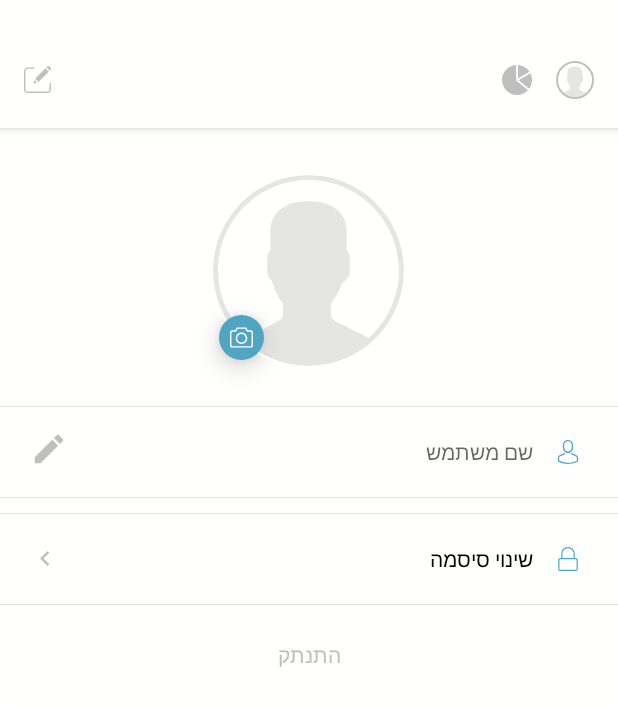
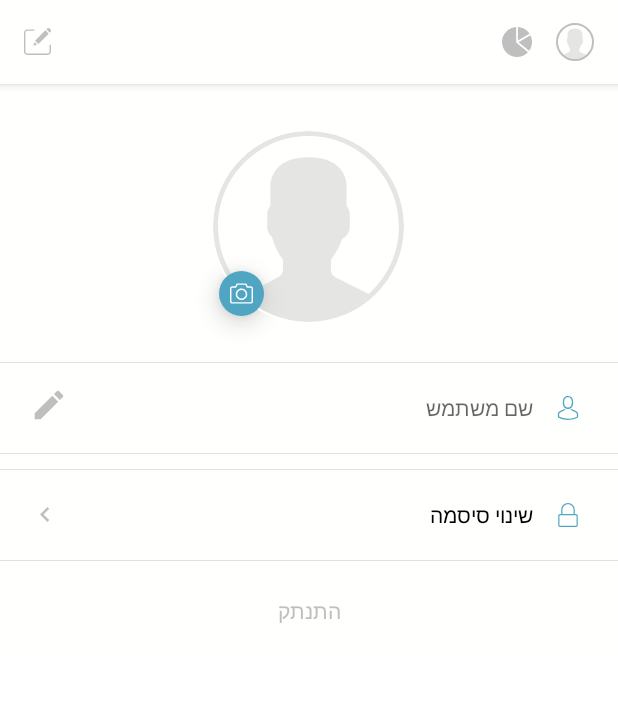
Before and after one commit to AdvaBitan21/IsraeliHope, an Android app: the screen it shows after launch once a user with an empty profile is signed in (MainActivity), after a tap on an icon or button, on a phone screen of 412 x 824 dp. Shown: the top 706 px of the screen. Run offline under Robolectric (Android 15) with nearby library versions, the phone set to English and light mode, and no system bars; our stand-ins replace CircleImageView, Firebase (no records; nobody signed in at launch, a user with empty details on screens opened directly); 3 statements that could not run were skipped.

Commit message:
sababa amen

```diff
--- a/app/src/main/java/com/technion/android/israelihope/Dialogs/AddContentToChatDialog.java
+++ b/app/src/main/java/com/technion/android/israelihope/Dialogs/AddContentToChatDialog.java
@@ -1,10 +1,8 @@
 package com.technion.android.israelihope.Dialogs;
 
 import android.content.Intent;
-import android.os.Build;
 import android.os.Bundle;
 import android.view.View;
-import android.view.WindowManager;
 import android.view.animation.Animation;
 import android.view.animation.AnimationUtils;
 
@@ -27,8 +25,7 @@ public class AddContentToChatDialog extends AppCompatActivity {
         super.onCreate(savedInstanceState);
         setContentView(R.layout.dialog_add_content_to_chat);
 
-        if (Build.VERSION.SDK_INT >= Build.VERSION_CODES.KITKAT)
-            getWindow().setFlags(WindowManager.LayoutParams.FLAG_LAYOUT_NO_LIMITS, WindowManager.LayoutParams.FLAG_LAYOUT_NO_LIMITS);
+        Utils.setTransparentStatusBar(this);
 
         setupAnimations();
         initCancelButton();
--- a/app/src/main/java/com/technion/android/israelihope/LoginActivity.java
+++ b/app/src/main/java/com/technion/android/israelihope/LoginActivity.java
@@ -41,9 +41,7 @@ public class LoginActivity extends AppCompatActivity {
         super.onCreate(savedInstanceState);
         setContentView(R.layout.activity_login);
 
-        // Make status bar transparent
-        //getWindow().setFlags(WindowManager.LayoutParams.FLAG_LAYOUT_NO_LIMITS, WindowManager.LayoutParams.FLAG_LAYOUT_NO_LIMITS);
-        setTransparentStatusBarOnly();
+        Utils.setTransparentStatusBar(this);
 
         FirebaseApp.initializeApp(this);
         mAuth = FirebaseAuth.getInstance();
@@ -57,13 +55,7 @@ public class LoginActivity extends AppCompatActivity {
         initLoginBtn();
     }
 
-    private void setTransparentStatusBarOnly() {
-        getWindow().addFlags(WindowManager.LayoutParams.FLAG_DRAWS_SYSTEM_BAR_BACKGROUNDS);
-        getWindow().clearFlags(WindowManager.LayoutParams.FLAG_TRANSLUCENT_STATUS);
-        getWindow().setStatusBarColor(Color.TRANSPARENT);
-        // this lines ensure only the status-bar to become transparent without affecting the nav-bar
-        getWindow().getDecorView().setSystemUiVisibility(View.SYSTEM_UI_FLAG_LAYOUT_STABLE | View.SYSTEM_UI_FLAG_LAYOUT_FULLSCREEN);
-    }
+
 
     private void setUpSignUpBtn() {
 
--- a/app/src/main/java/com/technion/android/israelihope/MainActivity.java
+++ b/app/src/main/java/com/technion/android/israelihope/MainActivity.java
@@ -21,6 +21,7 @@ import com.technion.android.israelihope.Objects.User;
 import androidx.annotation.NonNull;
 import androidx.annotation.Nullable;
 import androidx.appcompat.app.AppCompatActivity;
+import androidx.core.content.ContextCompat;
 import androidx.fragment.app.Fragment;
 import de.hdodenhof.circleimageview.CircleImageView;
 
@@ -37,8 +38,9 @@ public class MainActivity extends AppCompatActivity {
         mAuth = FirebaseAuth.getInstance();
 
         // Make status bar white
-        getWindow().setFlags(WindowManager.LayoutParams.FLAG_LAYOUT_NO_LIMITS, WindowManager.LayoutParams.FLAG_LAYOUT_NO_LIMITS);
-        getWindow().getDecorView().setSystemUiVisibility(View.SYSTEM_UI_FLAG_LIGHT_STATUS_BAR);
+        Utils.setTransparentStatusBar(this);
+        getWindow().getDecorView().setSystemUiVisibility(View.SYSTEM_UI_FLAG_LIGHT_STATUS_BAR);//  set status text dark
+        getWindow().setStatusBarColor(ContextCompat.getColor(MainActivity.this,R.color.white));
 
         initCurrentUser();
         initToolBar();
--- a/app/src/main/java/com/technion/android/israelihope/SendChallengeActivity.java
+++ b/app/src/main/java/com/technion/android/israelihope/SendChallengeActivity.java
@@ -5,10 +5,8 @@ import android.animation.ObjectAnimator;
 import android.animation.PropertyValuesHolder;
 import android.content.Intent;
 import android.content.res.ColorStateList;
-import android.os.Build;
 import android.os.Bundle;
 import android.view.View;
-import android.view.WindowManager;
 import android.view.animation.Animation;
 import android.view.animation.AnimationUtils;
 import android.view.animation.AnticipateInterpolator;
@@ -45,8 +43,7 @@ public class SendChallengeActivity extends AppCompatActivity {
         super.onCreate(savedInstanceState);
         setContentView(R.layout.activity_send_challenge);
 
-        if (Build.VERSION.SDK_INT >= Build.VERSION_CODES.KITKAT)
-            getWindow().setFlags(WindowManager.LayoutParams.FLAG_LAYOUT_NO_LIMITS, WindowManager.LayoutParams.FLAG_LAYOUT_NO_LIMITS);
+        Utils.setTransparentStatusBar(this);
 
         getQuestionType();
         setupAnimations();
--- a/app/src/main/java/com/technion/android/israelihope/Utils.java
+++ b/app/src/main/java/com/technion/android/israelihope/Utils.java
@@ -6,10 +6,12 @@ import android.app.Activity;
 import android.content.Context;
 import android.content.Intent;
 import android.graphics.Bitmap;
+import android.graphics.Color;
 import android.net.Uri;
 import android.util.TypedValue;
 import android.view.View;
 import android.view.ViewGroup;
+import android.view.WindowManager;
 import android.view.inputmethod.InputMethodManager;
 import android.widget.EditText;
 import android.widget.ImageView;
@@ -274,6 +276,14 @@ public class Utils {
         clicksEnabled = val;
     }
 
+    public static void setTransparentStatusBar(Activity activity) {
+        activity.getWindow().addFlags(WindowManager.LayoutParams.FLAG_DRAWS_SYSTEM_BAR_BACKGROUNDS);
+        activity.getWindow().clearFlags(WindowManager.LayoutParams.FLAG_TRANSLUCENT_STATUS);
+        activity.getWindow().setStatusBarColor(Color.TRANSPARENT);
+
+        // ensure only the status-bar becomes transparent without affecting the nav-bar
+        activity.getWindow().getDecorView().setSystemUiVisibility(View.SYSTEM_UI_FLAG_LAYOUT_STABLE | View.SYSTEM_UI_FLAG_LAYOUT_FULLSCREEN);
+    }
 
     public static void animateClick(View view) {
         ObjectAnimator.ofPropertyValuesHolder(view,
--- a/app/src/main/res/layout/activity_main.xml
+++ b/app/src/main/res/layout/activity_main.xml
@@ -13,11 +13,10 @@
         <androidx.appcompat.widget.Toolbar
             android:id="@+id/toolbar"
             android:layout_width="match_parent"
-            android:layout_height="85dp"
+            android:layout_height="wrap_content"
             android:layout_alignParentTop="true"
             android:background="@color/white"
             android:gravity="top"
-            android:paddingTop="25dp"
             app:layout_scrollFlags="scroll|enterAlways|snap">
 
             <ImageView
--- a/app/src/main/res/layout/activity_send_challenge.xml
+++ b/app/src/main/res/layout/activity_send_challenge.xml
@@ -88,7 +88,7 @@
                 android:layout_width="42dp"
                 android:layout_height="42dp"
                 android:layout_marginTop="5dp"
-                android:layout_marginBottom="5dp"
+                android:layout_marginBottom="10dp"
                 android:background="@drawable/circle"
                 android:backgroundTint="@color/colorPrimaryDark"
                 android:elevation="10dp"
--- a/app/src/main/res/layout/dialog_add_content_to_chat.xml
+++ b/app/src/main/res/layout/dialog_add_content_to_chat.xml
@@ -13,14 +13,11 @@
         android:layout_width="match_parent"
         android:layout_height="wrap_content"
         android:background="@color/transparent"
-        android:layout_marginBottom="30dp"
-
         android:padding="7dp">
 
         <LinearLayout
             android:id="@+id/buttons"
             android:layout_width="match_parent"
-
             android:layout_height="wrap_content"
             android:layout_above="@id/cancel"
             android:background="@drawable/background_white_rounded_border"
@@ -81,7 +78,6 @@
             android:layout_height="50dp"
             android:layout_alignParentBottom="true"
             android:layout_marginTop="5dp"
-
             android:background="@drawable/background_white_rounded_border"
             android:backgroundTint="@color/white"
             android:text="@string/cancel"
```
Also changed, not shown: app/src/main/res/layout/activity_message.xml (+8 -0 lines), app/src/main/res/layout/fragment_statistics.xml (+18 -29 lines).
